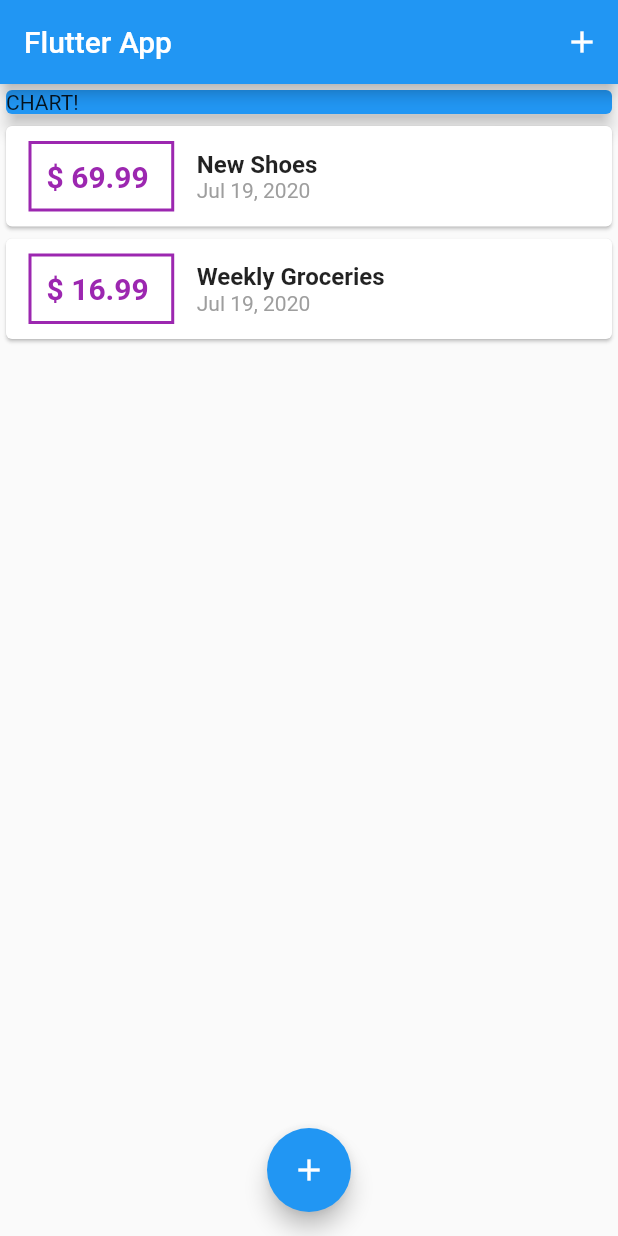
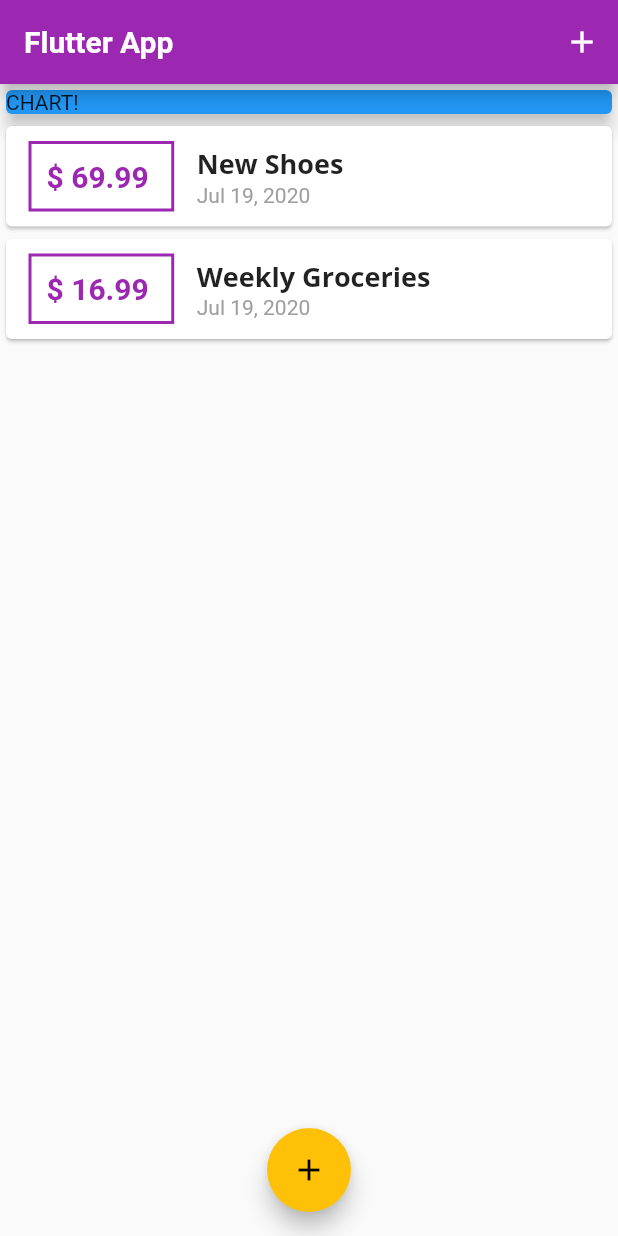
Before and after one commit to SaiAshish9/ExpensesApp, a Flutter app: the screen it shows after launch, on a phone screen of 412 x 824 dp. Run offline on Flutter 3.47's test engine with Material 2 defaults, Android fonts, the phone set to English and light mode, and no system bars; Roboto replaces fonts that are missing (Opan Sans).

Commit message:
injected custom fonts

```diff
--- a/lib/main.dart
+++ b/lib/main.dart
@@ -9,7 +9,22 @@ class MyApp extends StatelessWidget {
   @override
   Widget build(BuildContext context) {
     return MaterialApp(
-      title: 'Flutter App',
+      title: 'Personal Expenses',
+      theme: ThemeData(
+          primarySwatch: Colors.purple,
+          accentColor: Colors.amber,
+          fontFamily: 'Quicksand',
+          textTheme: ThemeData.light().textTheme.copyWith(
+              title: TextStyle(
+                  fontFamily: 'OpenSans',
+                  fontSize: 18,
+                  fontWeight: FontWeight.bold)),
+          appBarTheme: AppBarTheme(
+              textTheme: ThemeData.light().textTheme.copyWith(
+                  title: TextStyle(
+                      fontFamily: 'OpenSans',
+                      fontSize: 20,
+                      fontWeight: FontWeight.bold)))),
       home: MyHomePage(),
     );
   }
@@ -60,7 +75,7 @@ class _MyHomePageState extends State<MyHomePage> {
   Widget build(BuildContext context) {
     return Scaffold(
       appBar: AppBar(
-        title: Text('Flutter App'),
+        title: Text('Flutter App', style: TextStyle(fontFamily: 'Opan Sans')),
         actions: <Widget>[
           IconButton(
             icon: Icon(Icons.add),
--- a/lib/widgets/transaction_list.dart
+++ b/lib/widgets/transaction_list.dart
@@ -20,19 +20,25 @@ class TransactionList extends StatelessWidget {
                 margin: EdgeInsets.symmetric(vertical: 10, horizontal: 15),
                 padding: EdgeInsets.all(10),
                 decoration: BoxDecoration(
-                    border: Border.all(color: Colors.purple, width: 2)),
+                    border: Border.all(
+                        color: Theme.of(context).primaryColor
+                        // contains reference to theme data
+                        ,
+                        width: 2)),
                 child: Text(
                     '\$ ${transactions[index].amount.toStringAsFixed(2)} ',
                     style: TextStyle(
                         fontWeight: FontWeight.bold,
                         fontSize: 20,
-                        color: Colors.purple))),
+                        color: Theme.of(context).primaryColor
+                        ))),
             Column(
                 crossAxisAlignment: CrossAxisAlignment.start,
                 children: <Widget>[
                   Text(transactions[index].title,
                       style:
-                          TextStyle(fontSize: 16, fontWeight: FontWeight.bold)),
+                       Theme.of(context).textTheme.title
+                          ),
                   Text(DateFormat.yMMMd().format(transactions[index].date),
                       style: TextStyle(color: Colors.grey)),
                 ]),
```
Also changed, not shown: pubspec.yaml (+12 -7 lines), assets/fonts/OpenSans-Bold.ttf (added), assets/fonts/OpenSans-Regular.ttf (added), assets/fonts/Quicksand-Bold.ttf (added), assets/fonts/Quicksand-Light.ttf (added), assets/fonts/Quicksand-Medium.ttf (added), assets/fonts/Quicksand-Regular.ttf (added).
